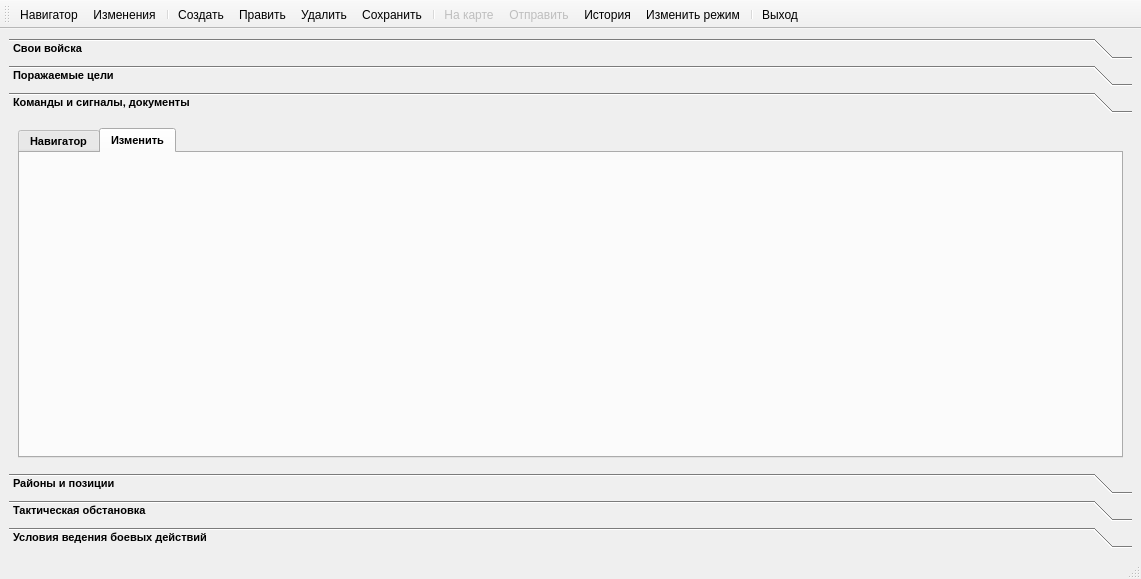
Above: mainwindow2.ui from rymarchik/InitState before the change. Below: the same form after it.
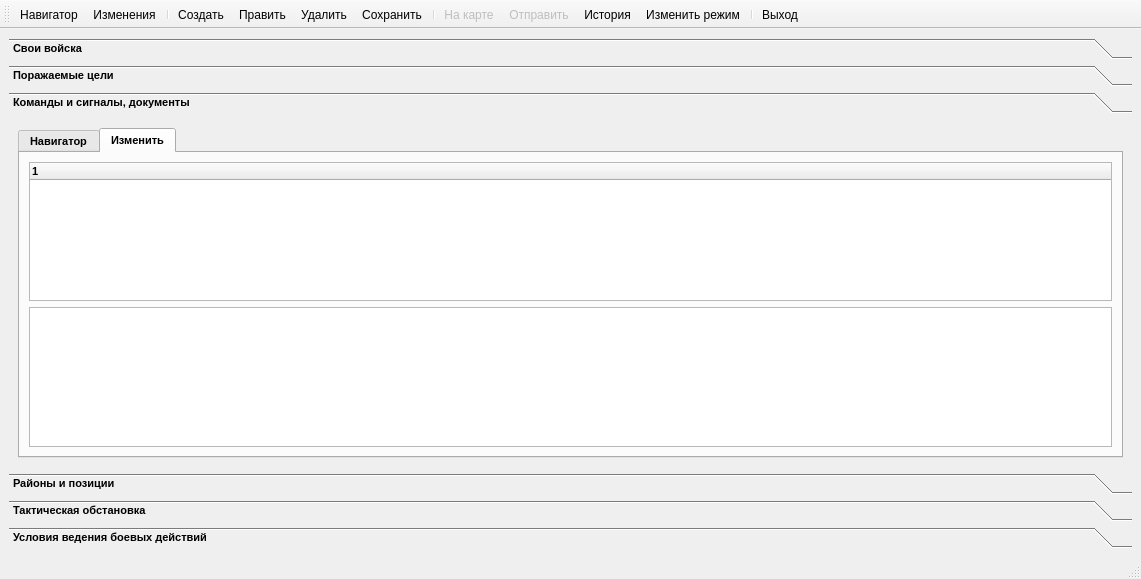
That is the form after the change. The open tabs and pages were chosen to show the change. Icons and pictures are not drawn.

Commit message: V.2.1. add base Class sucсessfully

```diff
--- a/mainwindow2.ui
+++ b/mainwindow2.ui
@@ -531,6 +531,20 @@
            <attribute name="title">
             <string>Изменить</string>
            </attribute>
+           <layout class="QGridLayout" name="gridLayout_4">
+            <item row="0" column="0">
+             <widget class="QTreeWidget" name="changesCommandsTree">
+              <column>
+               <property name="text">
+                <string notr="true">1</string>
+               </property>
+              </column>
+             </widget>
+            </item>
+            <item row="1" column="0">
+             <widget class="QTableWidget" name="changesCommandsRecivers"/>
+            </item>
+           </layout>
           </widget>
          </widget>
         </item>
```
Left out of the diff: 16 changed lines with no effect on the pictures. The commit also changes 10 other files.
